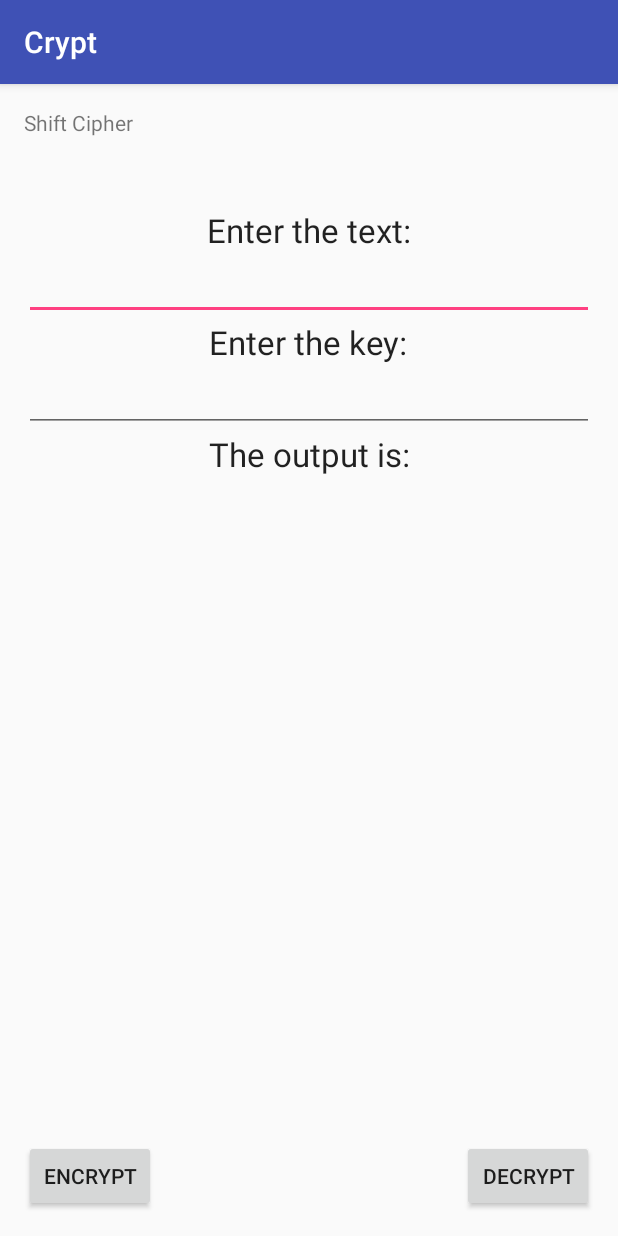
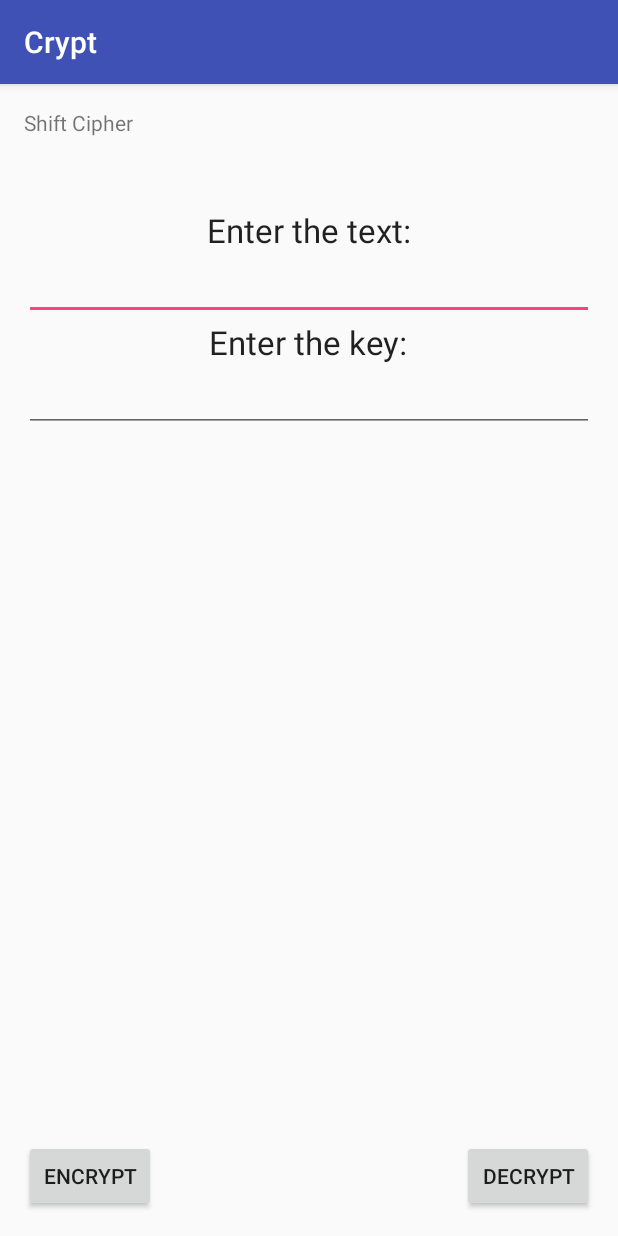
Before and after one commit to efiator/Crypt, an Android app: the ShiftActivity screen opened directly, with no data from a screen before it, on a phone screen of 412 x 824 dp. Run offline under Robolectric (Android 15) with nearby library versions, the phone set to English and light mode, and no system bars.

Commit message:
Comments and layout updates

```diff
--- a/app/src/main/java/com/ll/crypt/MainActivity.java
+++ b/app/src/main/java/com/ll/crypt/MainActivity.java
@@ -46,4 +46,9 @@ public class MainActivity extends AppCompatActivity {
         Intent intent = new Intent(this, AffineActivity.class);
         startActivity(intent);
     }
+
+    public void sdes(View view) {
+        Intent intent = new Intent(this, SdesActivity.class);
+        startActivity(intent);
+    }
 }
--- a/app/src/main/res/layout/activity_main.xml
+++ b/app/src/main/res/layout/activity_main.xml
@@ -12,10 +12,10 @@
 
     <Button
         android:id="@+id/des"
-        android:text="DES"
+        android:text="S-DES"
         android:layout_width="wrap_content"
         android:layout_height="wrap_content"
-        android:onClick="onClick"
+        android:onClick="sdes"
         android:textColor="#3d0a0a"
         android:layout_below="@+id/affine"
         android:layout_centerHorizontal="true"
--- a/app/src/main/res/layout/activity_shift.xml
+++ b/app/src/main/res/layout/activity_shift.xml
@@ -56,25 +56,6 @@
         android:layout_alignParentEnd="true"
         android:layout_alignParentStart="true" />
 
-    <TextView
-        android:layout_width="wrap_content"
-        android:layout_height="wrap_content"
-        android:textAppearance="?android:attr/textAppearanceLarge"
-        android:text="The output is:"
-        android:id="@+id/textView10"
-        android:layout_below="@+id/key"
-        android:layout_alignStart="@+id/textView9" />
-
-    <TextView
-        android:layout_width="wrap_content"
-        android:layout_height="wrap_content"
-        android:textAppearance="?android:attr/textAppearanceMedium"
-        android:text=" "
-        android:id="@+id/output"
-        android:layout_alignParentEnd="true"
-        android:layout_below="@+id/textView10"
-        android:layout_alignParentStart="true" />
-
     <Button
         android:layout_width="wrap_content"
         android:layout_height="wrap_content"
```
